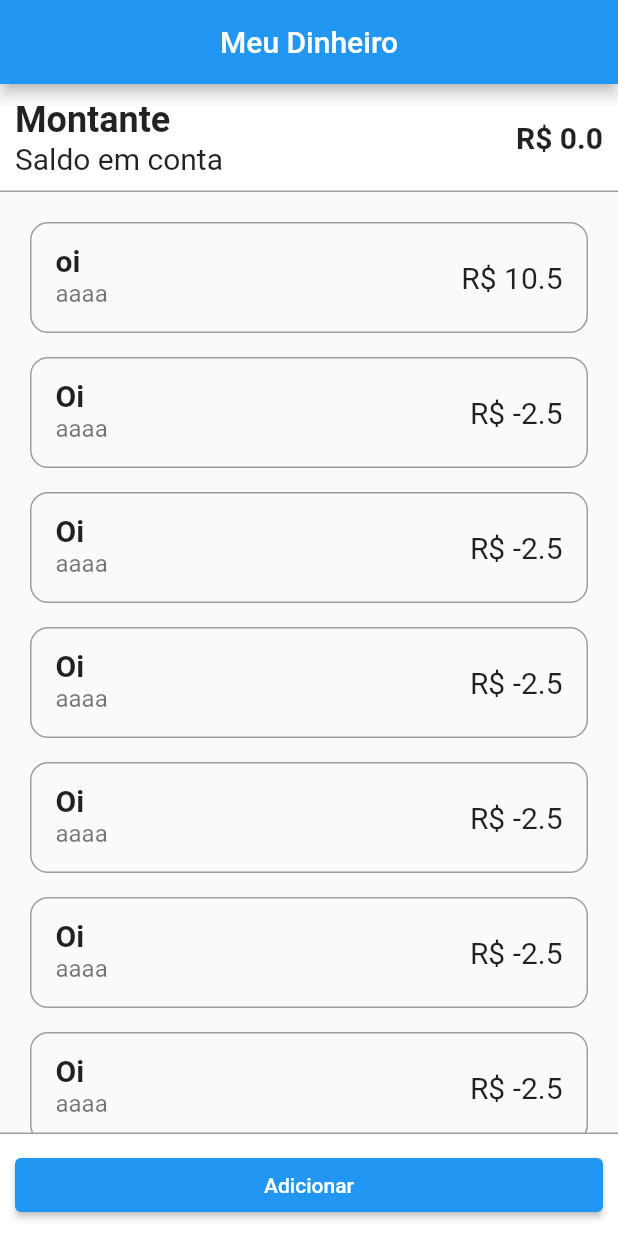
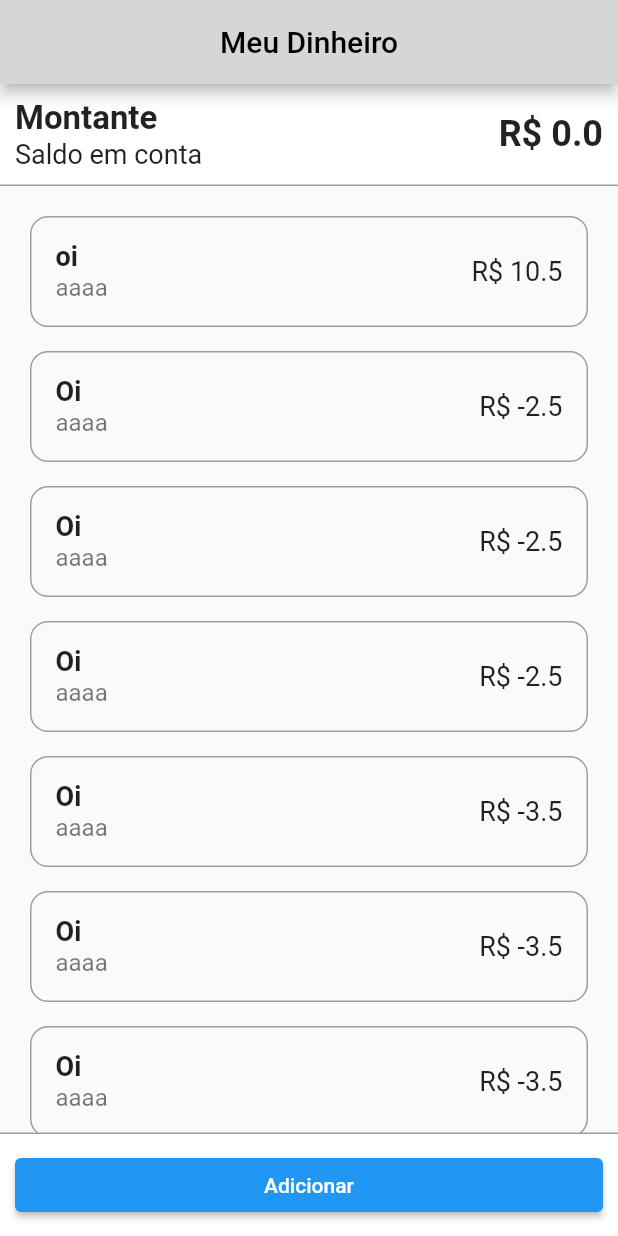
Before and after one commit to GustavoBorgesSouza/Flutter-Study-Projects, a Flutter app: the screen it shows after launch, on a phone screen of 412 x 824 dp. Run offline on Flutter 3.47's test engine with Material 2 defaults, Android fonts, the phone set to English and light mode, and no system bars; our stand-ins replace signature.

Commit message:
ajustes bank_app

```diff
--- a/bank_app/lib/main.dart
+++ b/bank_app/lib/main.dart
@@ -41,18 +41,9 @@ class MyAppState extends ChangeNotifier {
     Extrato("Oi", "aaaa", -2.5),
     Extrato("Oi", "aaaa", -2.5),
     Extrato("Oi", "aaaa", -2.5),
-    Extrato("Oi", "aaaa", -2.5),
-    Extrato("Oi", "aaaa", -2.5),
-    Extrato("Oi", "aaaa", -2.5),
-    Extrato("Oi", "aaaa", -2.5),
-    Extrato("Oi", "aaaa", -2.5),
-    Extrato("Oi", "aaaa", -2.5),
-    Extrato("Oi", "aaaa", -2.5),
-    Extrato("Oi", "aaaa", -2.5),
-    Extrato("Oi", "aaaa", -2.5),
-    Extrato("Oi", "aaaa", -2.5),
-    Extrato("Oi", "aaaa", -2.5),
-    Extrato("Oi", "aaaa", -2.5),
+    Extrato("Oi", "aaaa", -3.5),
+    Extrato("Oi", "aaaa", -3.5),
+    Extrato("Oi", "aaaa", -3.5),
     Extrato("Oi", "aaaa", -3.5),
   ];
 
@@ -64,12 +55,12 @@ class MyAppState extends ChangeNotifier {
     notifyListeners();
   }
 
-  double calcularExtrato() {
+  void calcularExtrato() {
     for (var i = 0; i < historico.length; i++) {
       saldo = saldo + historico[i].valor;
     }
 
-    return saldo;
+    notifyListeners();
   }
 }
 
@@ -83,6 +74,8 @@ class _MyHomePageState extends State<MyHomePage> {
 
   @override
   Widget build(BuildContext context) {
+    var colorScheme = Theme.of(context).colorScheme;
+
     Widget page;
     switch (selectedIndex) {
       case 0:
@@ -97,6 +90,10 @@ class _MyHomePageState extends State<MyHomePage> {
     }
 
     return MaterialApp(
+      theme: ThemeData(
+        useMaterial3: true,
+        colorScheme: ColorScheme.fromSeed(seedColor: Colors.greenAccent),
+      ),
       home: Builder(
         builder: (context) => Scaffold(
           body: page,
@@ -116,7 +113,7 @@ class HistoryPage extends StatelessWidget {
     var colorScheme = Theme.of(context).colorScheme;
     final theme = Theme.of(context);
 
-    final textStyle = TextStyle(fontSize: 20);
+    final textStyle = TextStyle(fontSize: 18);
 
     return MaterialApp(
       home: Builder(
@@ -124,8 +121,8 @@ class HistoryPage extends StatelessWidget {
                 appBar: AppBar(
                   title: Text("Meu Dinheiro"),
                   centerTitle: true,
-                  backgroundColor: theme.colorScheme.secondary,
-                  foregroundColor: theme.colorScheme.surface,
+                  backgroundColor: Colors.grey[350],
+                  foregroundColor: Colors.black,
                 ),
                 body: Column(
                   children: [
@@ -189,6 +186,28 @@ class ExtratoScroll extends StatelessWidget {
                 ),
             itemCount: historico.length,
             itemBuilder: (_, int index) {
+              return CardTransacao(
+                  historico: historico, textStyle: textStyle, index: index);
+            }),
+      ),
+    );
+  }
+}
+
+class CardTransacao extends StatelessWidget {
+  const CardTransacao({
+    super.key,
+    required this.historico,
+    required this.textStyle,
+    required this.index,
+  });
+
+  final List<Extrato> historico;
+  final TextStyle textStyle;
+  final int index;
+
+  @override
+  Widget build(BuildContext context) {
     return ListTile(
       shape: RoundedRectangleBorder(
           side: BorderSide(width: 1, color: Colors.grey),
@@ -204,9 +223,6 @@ class ExtratoScroll extends StatelessWidget {
       trailing: Text(
         "R\$ ${historico[index].valor}",
         style: textStyle.copyWith(),
-                ),
-              );
-            }),
       ),
     );
   }
@@ -238,7 +254,7 @@ class HeaderExtrato extends StatelessWidget {
               Text(
                 "Montante",
                 style: textStyle.copyWith(
-                    fontWeight: FontWeight.bold, fontSize: 24),
+                    fontWeight: FontWeight.bold, fontSize: 22),
               ),
               Text(
                 "Saldo em conta",
@@ -248,7 +264,8 @@ class HeaderExtrato extends StatelessWidget {
           ),
           Text(
             "R\$ $saldo",
-            style: textStyle.copyWith(fontWeight: FontWeight.bold),
+            style:
+                textStyle.copyWith(fontWeight: FontWeight.bold, fontSize: 24),
           ),
         ],
       ),
@@ -267,25 +284,81 @@ class AddExtractPage extends StatelessWidget {
       home: Builder(
         builder: (context) => Scaffold(
           appBar: AppBar(
-                  title: Text("Meu Dinheiro"),
+            title: Text("Adicionar"),
             centerTitle: true,
-                  backgroundColor: theme.colorScheme.secondary,
-                  foregroundColor: theme.colorScheme.surface,
+            backgroundColor: Colors.grey[350],
+            foregroundColor: Colors.black,
           ),
-                body: Column(
+          body: FormsCadastro(),
+        ),
+      ),
+    );
+  }
+}
+
+class FormsCadastro extends StatelessWidget {
+  FormsCadastro({
+    super.key,
+  });
+
+  final myController = TextEditingController();
+
+  @override
+  Widget build(BuildContext context) {
+    return Column(
       children: [
         Expanded(
+          child: Container(
+            padding: EdgeInsets.all(20),
+            child: Form(
               child: Column(
                 children: [
+                  InputExtrato(myController: myController),
+                  // Row(
+                  //   children: <Widget>[
+                  //     RadioListTile(
+                  //       title: const Text('Entrada'),
+                  //       value: "Entrada",
+                  //       groupValue: "entreada",
+                  //       onChanged: (value) => print(value),
+                  //     ),
+                  //     RadioListTile(
+                  //       value: "Saída",
+                  //       groupValue: 1,
+                  //       onChanged: (value) => print(value),
+                  //     ),
+                  //   ],
+                  // ),
                   Text("aaaaaaaaa"),
                   Icon(Icons.favorite),
                 ],
               ),
             ),
+          ),
+        ),
         FooterBotao(),
       ],
-                ),
-              )),
     );
   }
 }
+
+class InputExtrato extends StatelessWidget {
+  const InputExtrato({
+    super.key,
+    required this.myController,
+    // required this.label,
+  });
+
+  final TextEditingController myController;
+
+  @override
+  Widget build(BuildContext context) {
+    return TextFormField(
+      controller: myController,
+      decoration: InputDecoration(
+        border: OutlineInputBorder(),
+        // hintText: label,
+      ),
+    );
+  }
+}
```
Lines whose indentation alone changed are shown as unchanged.
